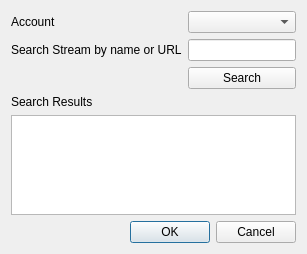
Old version of the form qt_ui/ui/add_stream_modal.ui in the repository specklesystems/specklepy_qt_ui.
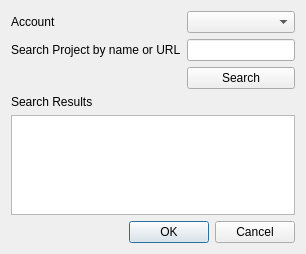
New version of the form.

What changed in the file:
```diff
--- a/qt_ui/ui/add_stream_modal.ui
+++ b/qt_ui/ui/add_stream_modal.ui
@@ -25,7 +25,7 @@
        <item row="1" column="0">
         <widget class="QLabel" name="search_label">
          <property name="text">
-          <string>Search Stream by name or URL</string>
+          <string>Search Project by name or URL</string>
          </property>
         </widget>
        </item>
```
